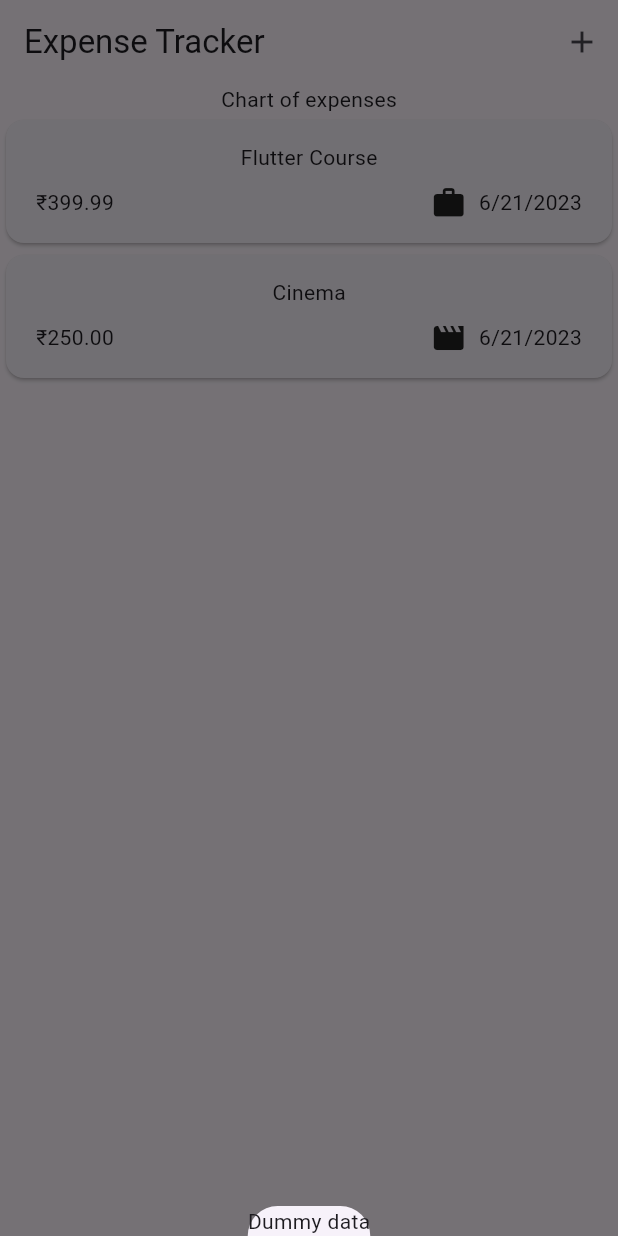
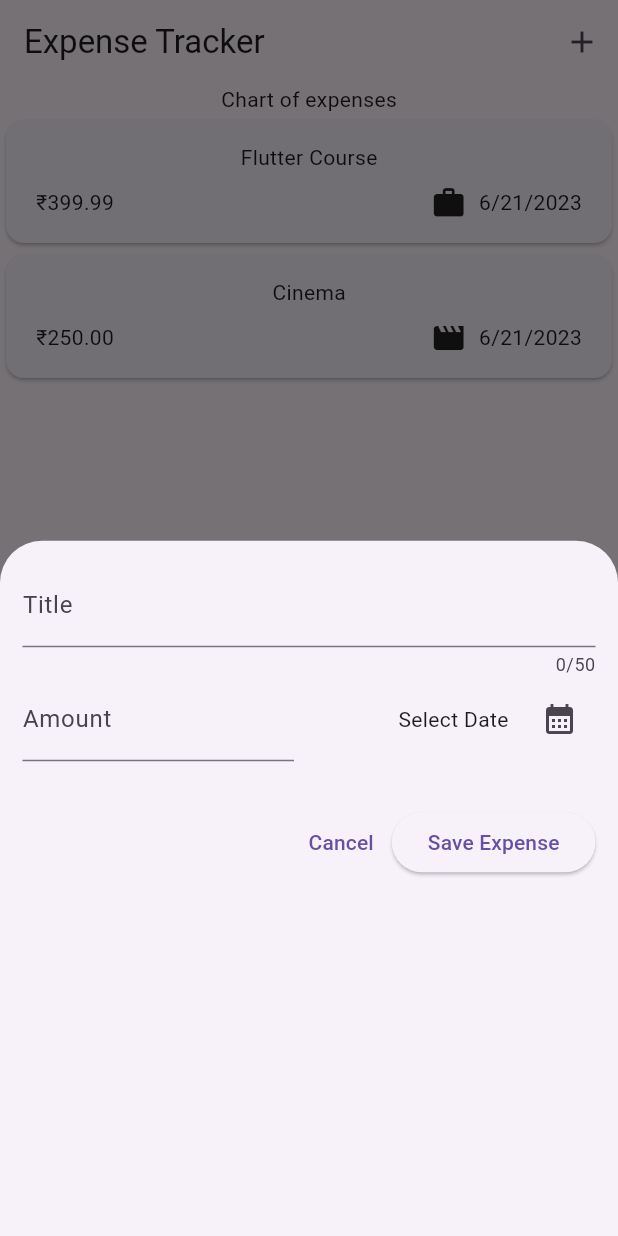
Before and after one commit to Indranilsen2005/Expense_Tracker_App, a Flutter app: the screen it shows after launch, after a tap on the "add" icon, on a phone screen of 412 x 824 dp. Run offline on Flutter 3.47's test engine with Material 2 defaults, Android fonts, the phone set to English and light mode, and no system bars.

Commit message:
Added overlay screen

```diff
--- a/lib/widgets/expenses.dart
+++ b/lib/widgets/expenses.dart
@@ -1,5 +1,6 @@
 import 'package:expense_tracker/models/expense.dart';
 import 'package:expense_tracker/widgets/expenses_list/expenses_list.dart';
+import 'package:expense_tracker/widgets/new_expense.dart';
 import 'package:flutter/material.dart';
 
 class Expenses extends StatefulWidget {
@@ -29,7 +30,7 @@ class _ExpensesState extends State<Expenses> {
     showModalBottomSheet(
         context: context,
         builder: (ctx) {
-          return const Text('Dummy data');
+          return const NewExpense();
         });
   }
 
--- /dev/null
+++ b/lib/widgets/new_expense.dart
@@ -0,0 +1,96 @@
+import 'package:flutter/material.dart';
+
+class NewExpense extends StatefulWidget {
+  const NewExpense({super.key});
+
+  @override
+  State<NewExpense> createState() => _NewExpenseState();
+}
+
+class _NewExpenseState extends State<NewExpense> {
+  final _titleController = TextEditingController();
+  final _amountController = TextEditingController();
+
+  @override
+  void dispose() {
+    _titleController.dispose();
+    _amountController.dispose();
+    super.dispose();
+  }
+
+  void _setDate() {
+    final now = DateTime.now();
+    showDatePicker(
+      context: context,
+      initialDate: now,
+      firstDate: DateTime(now.year - 1, now.month, now.day),
+      lastDate: now,
+    );
+  }
+
+  @override
+  Widget build(BuildContext context) {
+    return Padding(
+      padding: const EdgeInsets.all(15),
+      child: Column(
+        children: [
+          TextField(
+            maxLength: 50,
+            decoration: const InputDecoration(
+              label: Text('Title'),
+            ),
+            controller: _titleController,
+          ),
+          Row(
+            children: [
+              Expanded(
+                child: TextField(
+                  decoration: const InputDecoration(
+                    prefixText: '₹ ',
+                    label: Text('Amount'),
+                  ),
+                  controller: _amountController,
+                  keyboardType: TextInputType.number,
+                ),
+              ),
+              const SizedBox(width: 20),
+              Expanded(
+                child: Row(
+                  mainAxisAlignment: MainAxisAlignment.end,
+                  crossAxisAlignment: CrossAxisAlignment.center,
+                  children: [
+                    const Text('Select Date'),
+                    const SizedBox(width: 10),
+                    IconButton(
+                      onPressed: _setDate,
+                      icon: const Icon(Icons.calendar_month),
+                    ),
+                  ],
+                ),
+              )
+            ],
+          ),
+          const SizedBox(height: 30),
+          Row(
+            mainAxisAlignment: MainAxisAlignment.end,
+            children: [
+              TextButton(
+                onPressed: () {
+                  Navigator.pop(context);
+                },
+                child: const Text('Cancel'),
+              ),
+              ElevatedButton(
+                onPressed: () {
+                  print(_titleController.text);
+                  print(_amountController.text);
+                },
+                child: const Text('Save Expense'),
+              ),
+            ],
+          )
+        ],
+      ),
+    );
+  }
+}
```
